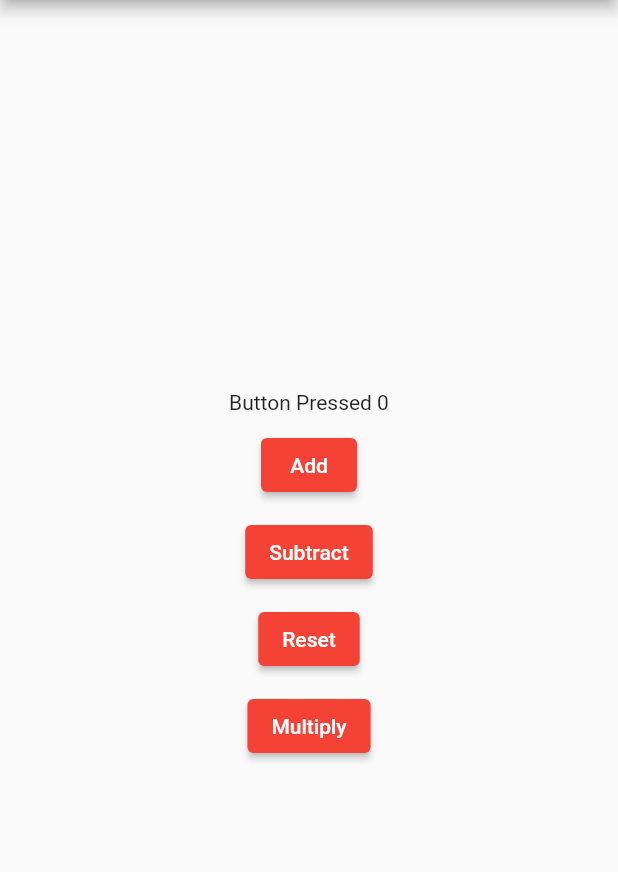
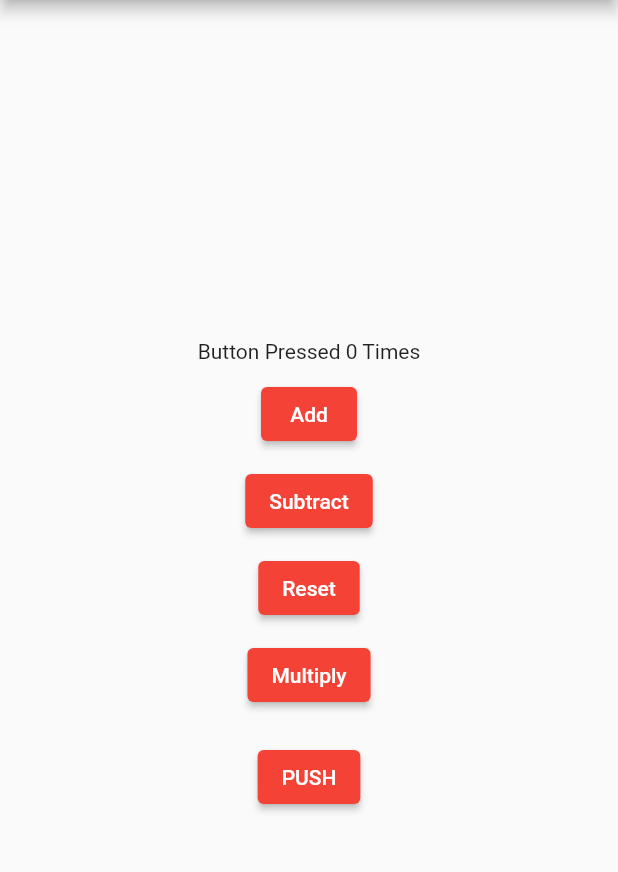
Before and after one commit to Eagletofficial/provider, a Flutter app: the screen it shows after launch, after a tap on "Add", after a tap on "Subtract", after a tap on "Reset", on a phone screen of 412 x 824 dp, the part 84-956 px from its top. Run offline on Flutter 3.47's test engine with Material 2 defaults, Android fonts, the phone set to English and light mode, and no system bars.

Commit message:
Added my project

```diff
--- /dev/null
+++ b/lib/counter_provider/counter.dart
@@ -0,0 +1,26 @@
+import 'package:flutter/cupertino.dart';
+
+class Counter extends ChangeNotifier {
+  int _count = 0;
+  int get count => _count;
+
+  void add() {
+    _count++;
+    notifyListeners();
+  }
+
+  void subtract() {
+    _count--;
+    notifyListeners();
+  }
+
+  void reset() {
+    _count = 0;
+    notifyListeners();
+  }
+
+  void multiply() {
+    _count = _count * 2;
+    notifyListeners();
+  }
+}
--- /dev/null
+++ b/lib/counter_provider/homeoage.dart
@@ -0,0 +1,60 @@
+import 'package:flutter/material.dart';
+import 'package:provider/provider.dart';
+import 'package:providers/counter_provider/counter.dart';
+import 'package:providers/counter_provider/secondpage.dart';
+
+class MyProvider extends StatefulWidget {
+  const MyProvider({Key? key}) : super(key: key);
+
+  @override
+  State<MyProvider> createState() => _MyProviderState();
+}
+
+class _MyProviderState extends State<MyProvider> {
+  @override
+  Widget build(BuildContext context) {
+    return Scaffold(
+      appBar: AppBar(
+        title:  Text('PROVIDER ${context.watch<Counter>().count}'),
+        centerTitle: true,
+      ),
+      body: Center(
+        child: Column(
+          mainAxisAlignment: MainAxisAlignment.center,
+          children: [
+            Text('Button Pressed ${context.watch<Counter>().count} Times'),
+            const SizedBox(height: 10),
+            ElevatedButton(
+              onPressed: (() => context.read<Counter>().add()),
+              child: const Text('Add'),
+            ),
+            const SizedBox(height: 10),
+            ElevatedButton(
+              onPressed: (() => context.read<Counter>().subtract()),
+              child: const Text('Subtract'),
+            ),
+            const SizedBox(height: 10),
+            ElevatedButton(
+              onPressed: (() => context.read<Counter>().reset()),
+              child: const Text('Reset'),
+            ),
+            const SizedBox(height: 10),
+            ElevatedButton(
+              onPressed: (() => context.read<Counter>().multiply()),
+              child: const Text('Multiply'),
+            ),
+            const SizedBox(height: 20),
+            ElevatedButton(
+              onPressed: (() {
+                Navigator.of(context).push(MaterialPageRoute(
+                    builder: (context) => const SecondPage()));
+              }),
+              child: const Text('PUSH'),
+            ),
+          ],
+        ),
+      ),
+
+    );
+  }
+}
--- a/lib/main.dart
+++ b/lib/main.dart
@@ -1,18 +1,47 @@
+// import 'package:flutter/material.dart';
+// import 'package:providers/provider.dart';
+
+// void main() {
+//   runApp(const MyApp());
+// }
+
+// class MyApp extends StatelessWidget {
+//   const MyApp({super.key});
+
+//   // This widget is the root of your application.
+//   @override
+//   Widget build(BuildContext context) {
+//     return MaterialApp(
+//       title: 'Flutter Demo',
+//       theme: ThemeData(
+//         primarySwatch: Colors.red,
+//       ),
+//       home: const MyProvider(),
+//     );
+//   }
+// }
+
 import 'package:flutter/material.dart';
-import 'package:providers/provider.dart';
+import 'package:provider/provider.dart';
+import 'package:providers/counter_provider/counter.dart';
+import 'counter_provider/homeoage.dart';
 
 void main() {
-  runApp(const MyApp());
+  runApp(MultiProvider(providers: [
+    ChangeNotifierProvider(create: (_)=>Counter()),
+  ],
+  child: const Provider(),
+  ));
+
 }
 
-class MyApp extends StatelessWidget {
-  const MyApp({super.key});
+class Provider extends StatelessWidget {
+  const Provider({Key? key}) : super(key: key);
 
-  // This widget is the root of your application.
   @override
   Widget build(BuildContext context) {
     return MaterialApp(
-      title: 'Flutter Demo',
+      debugShowCheckedModeBanner: false,
       theme: ThemeData(
         primarySwatch: Colors.red,
       ),
--- a/lib/provider.dart
+++ b/lib/provider.dart
@@ -1,66 +1,66 @@
-import 'package:flutter/material.dart';
+// import 'package:flutter/material.dart';
 
-class MyProvider extends StatefulWidget {
-  const MyProvider({Key? key}) : super(key: key);
+// class MyProvider extends StatefulWidget {
+//   const MyProvider({Key? key}) : super(key: key);
 
-  @override
-  State<MyProvider> createState() => _MyProviderState();
-}
+//   @override
+//   State<MyProvider> createState() => _MyProviderState();
+// }
 
-int value = 0;
+// int value = 0;
 
-class _MyProviderState extends State<MyProvider> {
-  @override
-  Widget build(BuildContext context) {
-    return Scaffold(
-      appBar: AppBar(
-        title: Text('PROVIDER $value'),
-        centerTitle: true,
-      ),
-      body: Center(
-        child: Column(
-          mainAxisAlignment: MainAxisAlignment.center,
-          children: [
-            Text('Button Pressed $value'),
-            const SizedBox(height: 10),
-            ElevatedButton(
-              onPressed: (() {
-                setState(() {
-                  value++;
-                });
-              }),
-              child: const Text('Add'),
-            ),
-            const SizedBox(height: 10),
-            ElevatedButton(
-              onPressed: (() {
-                setState(() {
-                  value--;
-                });
-              }),
-              child: const Text('Subtract'),
-            ),
-            const SizedBox(height: 10),
-            ElevatedButton(
-              onPressed: (() {
-                setState(() {
-                  value = 0;
-                });
-              }),
-              child: const Text('Reset'),
-            ),
-            const SizedBox(height: 10),
-            ElevatedButton(
-              onPressed: (() {
-                setState(() {
-                  value = value * 2;
-                });
-              }),
-              child: const Text('Multiply'),
-            ),
-          ],
-        ),
-      ),
-    );
-  }
-}
+// class _MyProviderState extends State<MyProvider> {
+//   @override
+//   Widget build(BuildContext context) {
+//     return Scaffold(
+//       appBar: AppBar(
+//         title: Text('PROVIDER $value'),
+//         centerTitle: true,
+//       ),
+//       body: Center(
+//         child: Column(
+//           mainAxisAlignment: MainAxisAlignment.center,
+//           children: [
+//             Text('Button Pressed $value'),
+//             const SizedBox(height: 10),
+//             ElevatedButton(
+//               onPressed: (() {
+//                 setState(() {
+//                   value++;
+//                 });
+//               }),
+//               child: const Text('Add'),
+//             ),
+//             const SizedBox(height: 10),
+//             ElevatedButton(
+//               onPressed: (() {
+//                 setState(() {
+//                   value--;
+//                 });
+//               }),
+//               child: const Text('Subtract'),
+//             ),
+//             const SizedBox(height: 10),
+//             ElevatedButton(
+//               onPressed: (() {
+//                 setState(() {
+//                   value = 0;
+//                 });
+//               }),
+//               child: const Text('Reset'),
+//             ),
+//             const SizedBox(height: 10),
+//             ElevatedButton(
+//               onPressed: (() {
+//                 setState(() {
+//                   value = value * 2;
+//                 });
+//               }),
+//               child: const Text('Multiply'),
+//             ),
+//           ],
+//         ),
+//       ),
+//     );
+//   }
+// }
--- a/pubspec.yaml
+++ b/pubspec.yaml
@@ -36,6 +36,7 @@ dependencies:
   # The following adds the Cupertino Icons font to your application.
   # Use with the CupertinoIcons class for iOS style icons.
   cupertino_icons: ^1.0.2
+  provider: ^6.0.4
 
 dev_dependencies:
   flutter_test:
@@ -60,8 +61,8 @@ flutter:
   uses-material-design: true
 
   # To add assets to your application, add an assets section, like this:
-  # assets:
-  #   - images/a_dot_burr.jpeg
+  assets:
+    - assets/
   #   - images/a_dot_ham.jpeg
 
   # An image asset can refer to one or more resolution-specific "variants", see
```
Also changed, not shown: lib/counter_provider/secondpage.dart (added, +31 -0 lines), assets/climbing2.jpg (added), assets/galaxy.jpg (added), assets/semeru.jpg (added), pubspec.lock.
